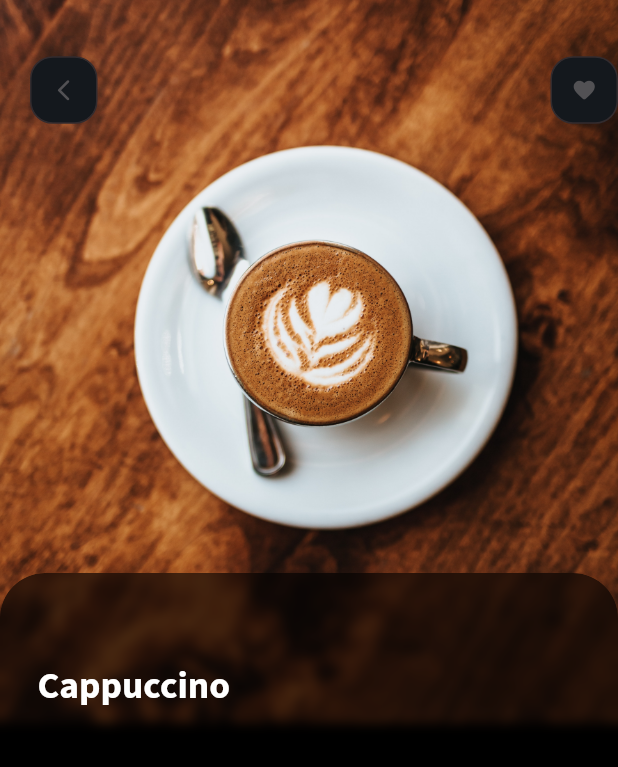
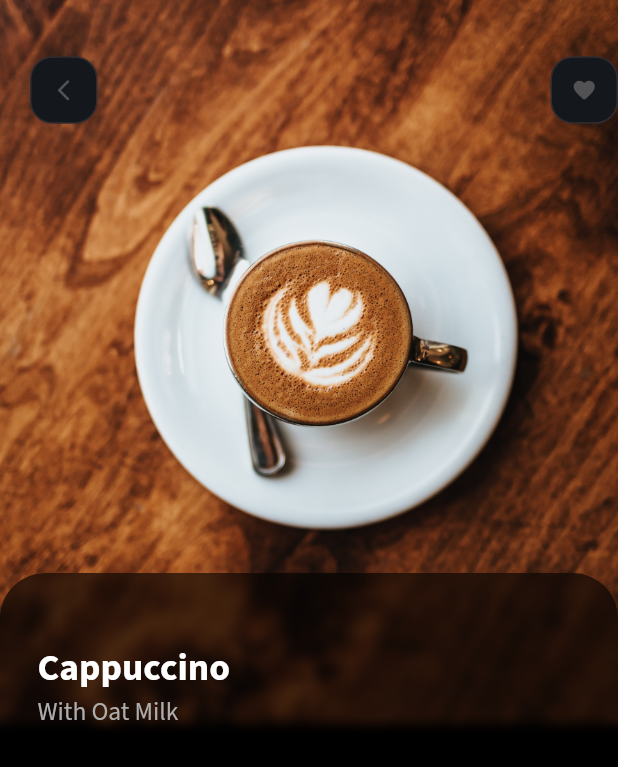
Before and after one commit to kwakyebrilliant/flutter_demoapp, a Flutter app: the screen it shows after launch, after a tap on "4.5", on a phone screen of 412 x 824 dp. Shown: the top 767 px of the screen. Run offline on Flutter 3.47's test engine with Material 2 defaults, Android fonts, the phone set to English and light mode, and no system bars; drawn by our look-alikes of glassmorphism_ui; our stand-ins replace google_fonts; missing offline and left inert: iconify_flutter; statements that could not run were skipped.

Commit message:
details updates

```diff
--- a/lib/screens/item_details.dart
+++ b/lib/screens/item_details.dart
@@ -121,6 +121,11 @@ class _ItemDetailsState extends State<ItemDetails> {
                                 fontSize: 25.0,
                                 fontWeight: FontWeight.bold),
                           ),
+                          Text(
+                            widget.cItem.subtitle!,
+                            style: GoogleFonts.sourceSansPro(
+                                color: const Color(0xFFADADAD), fontSize: 17.0),
+                          ),
                         ],
                       ),
                     ),
```
